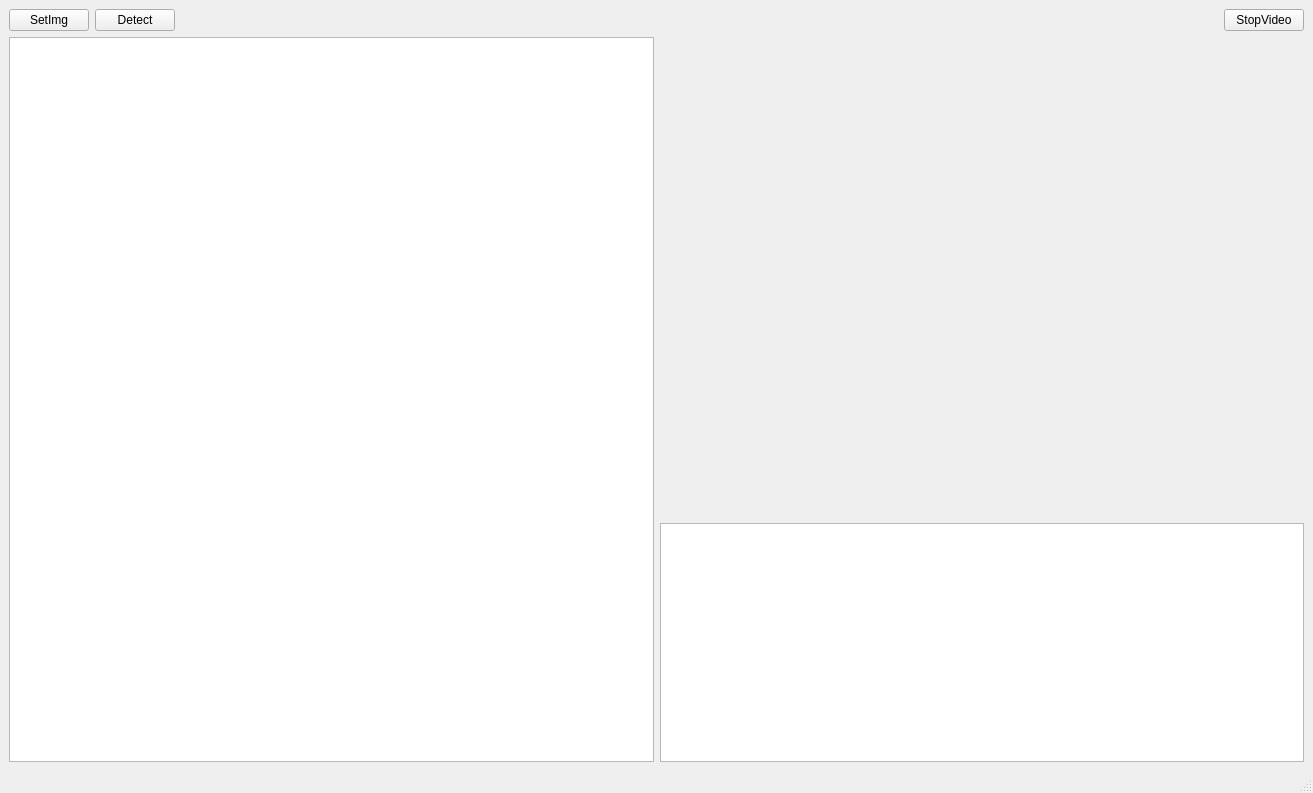
First picture: the form in CameraCalibration/mainwindow.ui, repository VasilevIvanVladimirovich/Camera-calibration-With-OpenCV, before the edit.
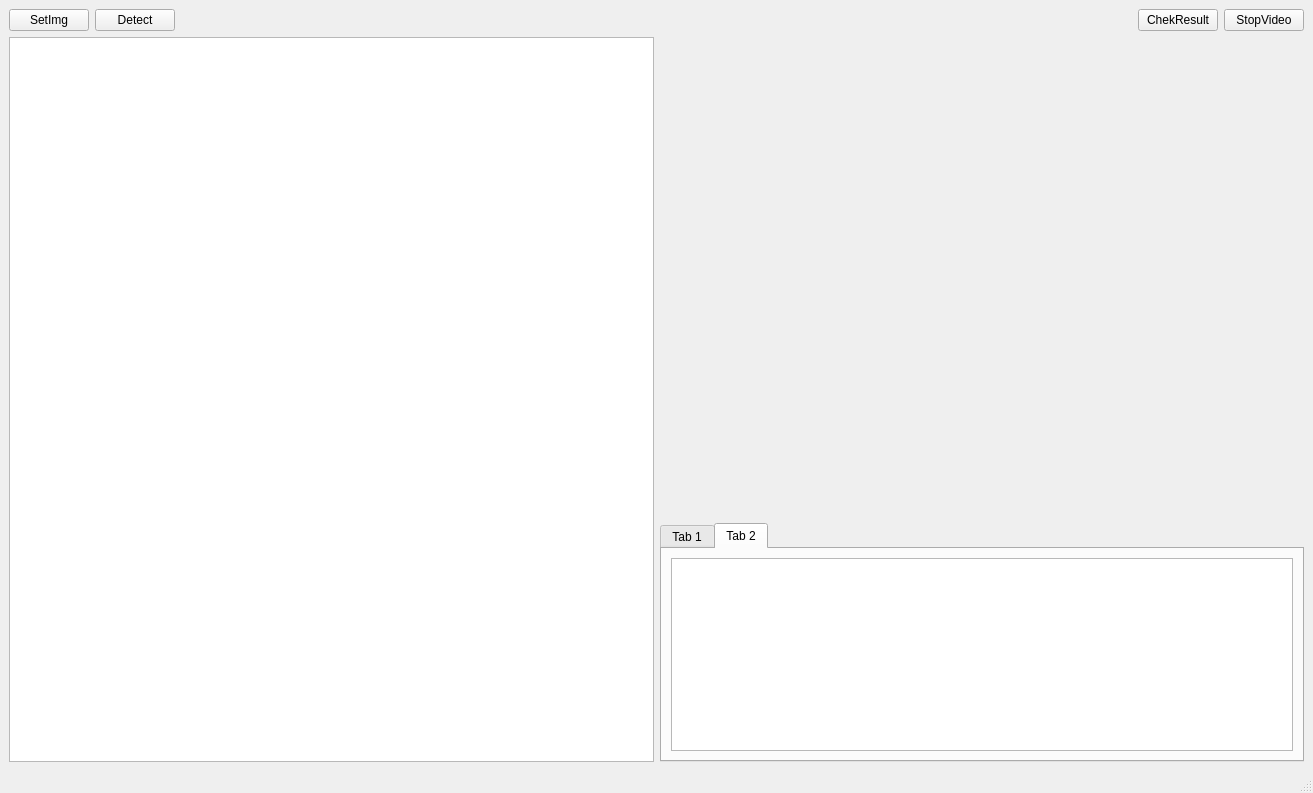
Second picture: the form after the edit.

What changed in the file:
```diff
--- a/CameraCalibration/mainwindow.ui
+++ b/CameraCalibration/mainwindow.ui
@@ -44,6 +44,13 @@
         </property>
        </spacer>
       </item>
+      <item>
+       <widget class="QPushButton" name="chekResultInVideoStream">
+        <property name="text">
+         <string>ChekResult</string>
+        </property>
+       </widget>
+      </item>
       <item>
        <widget class="QPushButton" name="btn_stopVideo">
         <property name="text">
@@ -80,7 +87,17 @@
          </widget>
         </item>
         <item>
-         <widget class="QTextBrowser" name="debugLine">
+         <widget class="QTabWidget" name="tabWidget">
+          <property name="currentIndex">
+           <number>1</number>
+          </property>
+          <widget class="QWidget" name="tab_3">
+           <attribute name="title">
+            <string>Tab 1</string>
+           </attribute>
+           <layout class="QVBoxLayout" name="verticalLayout_4">
+            <item>
+             <widget class="QTextEdit" name="calibOutputTextEdit">
           <property name="maximumSize">
            <size>
             <width>16777215</width>
@@ -98,6 +115,23 @@
          </widget>
         </item>
        </layout>
+          </widget>
+          <widget class="QWidget" name="tab_4">
+           <attribute name="title">
+            <string>Tab 2</string>
+           </attribute>
+           <layout class="QVBoxLayout" name="verticalLayout_2">
+            <item>
+             <widget class="QTextEdit" name="texteditErrorsCalib"/>
+            </item>
+           </layout>
+          </widget>
+         </widget>
+        </item>
+       </layout>
+      </item>
+      <item>
+       <layout class="QHBoxLayout" name="horizontalLayout"/>
       </item>
      </layout>
     </item>
```
Lines whose indentation alone changed are shown as unchanged.
